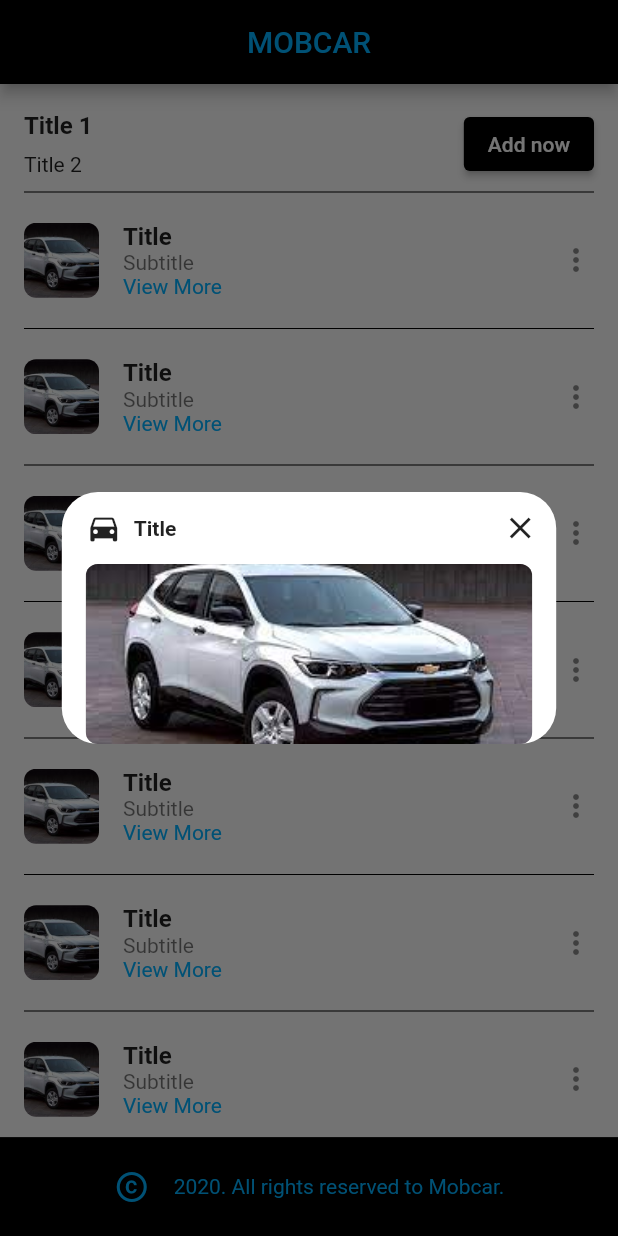
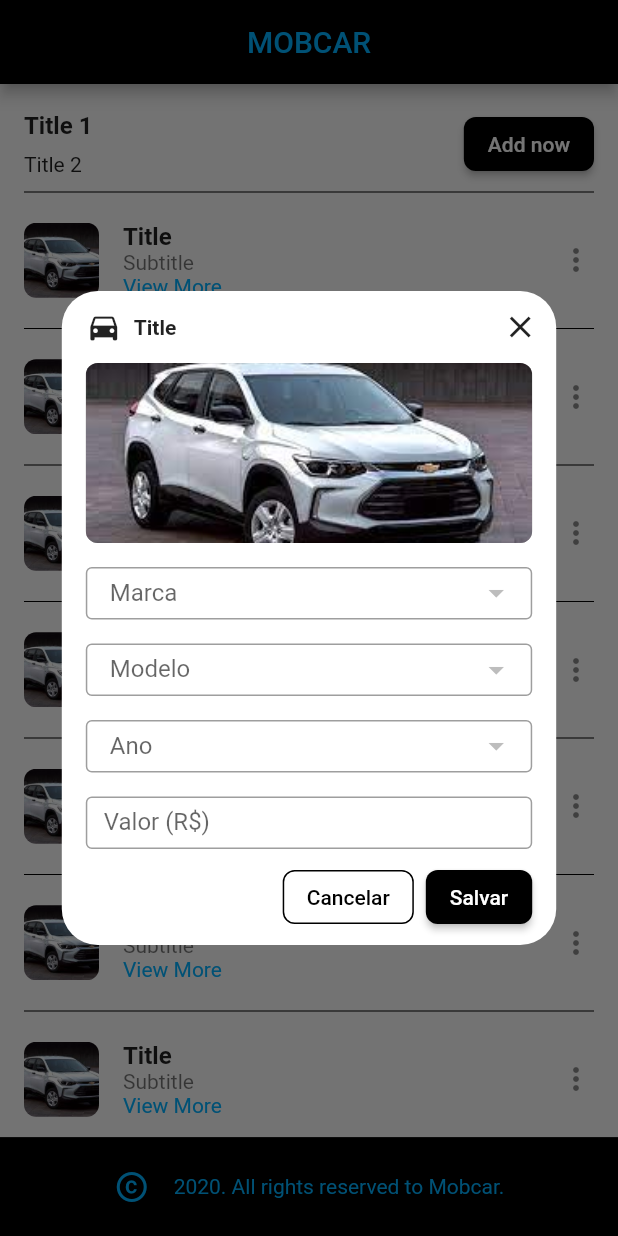
Before and after one commit to ailtoncunhasilva/mobcar-app-with-flutter, a Flutter app: the screen it shows after launch, after a tap on "Add now", on a phone screen of 412 x 824 dp. Run offline on Flutter 3.47's test engine with Material 2 defaults, Android fonts, the phone set to English and light mode, and no system bars.

Commit message:
Implement UI add car page

```diff
--- a/lib/app/pages/base_page.dart
+++ b/lib/app/pages/base_page.dart
@@ -1,6 +1,6 @@
 import 'package:flutter/material.dart';
 import 'package:mobcar_app/app/core/const.dart';
-import 'package:mobcar_app/app/pages/showdialog_add_car.dart';
+import 'package:mobcar_app/app/pages/showdialog_add_car_page.dart';
 import 'package:mobcar_app/app/pages/showdialog_details_page.dart';
 import 'package:mobcar_app/app/shared/widgets/elevated_button_widget.dart';
 
@@ -67,7 +67,7 @@
               ),
               ElevatedButtonWidget(
                 onPressed: () => showDialog(
-                    context: context, builder: (_) => ShowDialogAddCar()),
+                    context: context, builder: (_) => ShowDialogAddCarPage()),
                 text: 'Add now',
               ),
             ],
--- a/lib/app/pages/showdialog_add_car.dart
+++ /dev/null
@@ -1,13 +0,0 @@
-import 'package:flutter/material.dart';
-import 'package:mobcar_app/app/shared/widgets/content_showdialog_widget.dart';
-
-class ShowDialogAddCar extends StatelessWidget {
-  @override
-  Widget build(BuildContext context) {
-    return ContentShowDialogWidget(
-      footer: Column(
-        children: [],
-      ),
-    );
-  }
-}
--- /dev/null
+++ b/lib/app/pages/showdialog_add_car_page.dart
@@ -0,0 +1,101 @@
+import 'package:flutter/material.dart';
+import 'package:mobcar_app/app/core/const.dart';
+import 'package:mobcar_app/app/shared/widgets/content_showdialog_widget.dart';
+import 'package:mobcar_app/app/shared/widgets/elevated_button_widget.dart';
+
+class ShowDialogAddCarPage extends StatelessWidget {
+  @override
+  Widget build(BuildContext context) {
+    return ContentShowDialogWidget(
+      padding: const EdgeInsets.only(top: kSpacing, left: kSpacing, right: kSpacing, bottom: kSpacing / 2),
+      footer: Column(
+        children: [
+          _buildDropDownBrand(),
+          _buildDropDownModel(),
+          _buildDropDownYear(),
+          _buildTextFielValue(),
+          Row(
+            mainAxisAlignment: MainAxisAlignment.end,
+            children: [
+              OutlinedButton(
+                style: OutlinedButton.styleFrom(
+                  side: BorderSide(width: 1),
+                  shape: RoundedRectangleBorder(
+                    borderRadius: BorderRadius.circular(8.0),
+                  ),
+                ),
+                onPressed: () {},
+                child: Text('Cancelar'),
+              ),
+              ElevatedButtonWidget(
+                padding: const EdgeInsets.only(left: kSpacing / 2),
+                text: 'Salvar',
+                onPressed: () {},
+              ),
+            ],
+          ),
+        ],
+      ),
+    );
+  }
+
+  Widget _buildDropDownBrand() {
+    return SizedBox(
+      height: 35,
+      child: DropdownButtonFormField(
+        items: null,
+        decoration: InputDecoration(
+          labelText: 'Marca',
+          border: OutlineInputBorder(),
+          contentPadding: const EdgeInsets.symmetric(horizontal: kSpacing),
+        ),
+      ),
+    );
+  }
+
+  Widget _buildDropDownModel() {
+    return Padding(
+      padding: const EdgeInsets.symmetric(vertical: kSpacing),
+      child: SizedBox(
+        height: 35,
+        child: DropdownButtonFormField(
+          items: null,
+          decoration: InputDecoration(
+            labelText: 'Modelo',
+            border: OutlineInputBorder(),
+            contentPadding: const EdgeInsets.symmetric(horizontal: kSpacing),
+          ),
+        ),
+      ),
+    );
+  }
+
+  Widget _buildDropDownYear() {
+    return SizedBox(
+      height: 35,
+      child: DropdownButtonFormField(
+        items: null,
+        decoration: InputDecoration(
+          labelText: 'Ano',
+          border: OutlineInputBorder(),
+          contentPadding: const EdgeInsets.symmetric(horizontal: kSpacing),
+        ),
+      ),
+    );
+  }
+
+  Widget _buildTextFielValue() {
+    return Padding(
+      padding: const EdgeInsets.only(top: kSpacing, bottom: kSpacing / 2),
+      child: SizedBox(
+        height: 35,
+        child: TextFormField(
+          decoration: InputDecoration(
+            labelText: 'Valor (R\$)',
+            border: OutlineInputBorder(),
+          ),
+        ),
+      ),
+    );
+  }
+}
--- a/lib/app/pages/showdialog_details_page.dart
+++ b/lib/app/pages/showdialog_details_page.dart
@@ -8,6 +8,7 @@
   @override
   Widget build(BuildContext context) {
     return ContentShowDialogWidget(
+      padding: const EdgeInsets.symmetric(horizontal: kSpacing, vertical: kSpacing),
       footer: Column(
         children: [
           DataCarWidget(
@@ -23,7 +24,6 @@
             text2Data: '60.000,00',
           ),
           ElevatedButtonWidget(
-            padding: const EdgeInsets.only(bottom: kSpacing),
             onPressed: (){},
             text: 'Reservar',
             minimunSize: Size.fromHeight(40),
--- a/lib/app/shared/widgets/content_showdialog_widget.dart
+++ b/lib/app/shared/widgets/content_showdialog_widget.dart
@@ -3,8 +3,9 @@
 
 class ContentShowDialogWidget extends StatelessWidget {
   final Widget? footer;
+  final EdgeInsetsGeometry? padding;
 
-  ContentShowDialogWidget({this.footer});
+  ContentShowDialogWidget({this.footer, this.padding});
 
   @override
   Widget build(BuildContext context) {
@@ -57,7 +58,7 @@
                   ),
                 ),
                 Padding(
-                  padding: const EdgeInsets.symmetric(horizontal: kSpacing),
+                  padding: padding ?? EdgeInsets.zero,//const EdgeInsets.symmetric(horizontal: kSpacing, vertical: kSpacing),
                   child: footer,
                 ),
               ],
--- a/lib/app/shared/widgets/data_car_widget.dart
+++ b/lib/app/shared/widgets/data_car_widget.dart
@@ -21,7 +21,7 @@
     );
 
     return Padding(
-      padding: const EdgeInsets.symmetric(vertical: kSpacing),
+      padding: const EdgeInsets.only(bottom: kSpacing),
       child: Row(
         children: [
           Container(
--- a/lib/app/shared/widgets/elevated_button_widget.dart
+++ b/lib/app/shared/widgets/elevated_button_widget.dart
@@ -19,6 +19,9 @@
       padding: padding ?? EdgeInsets.zero,
       child: ElevatedButton(
         style: ElevatedButton.styleFrom(
+          shape: RoundedRectangleBorder(
+            borderRadius: BorderRadius.circular(8.0),
+          ),
           minimumSize: minimunSize,
         ),
         onPressed: onPressed,
```
